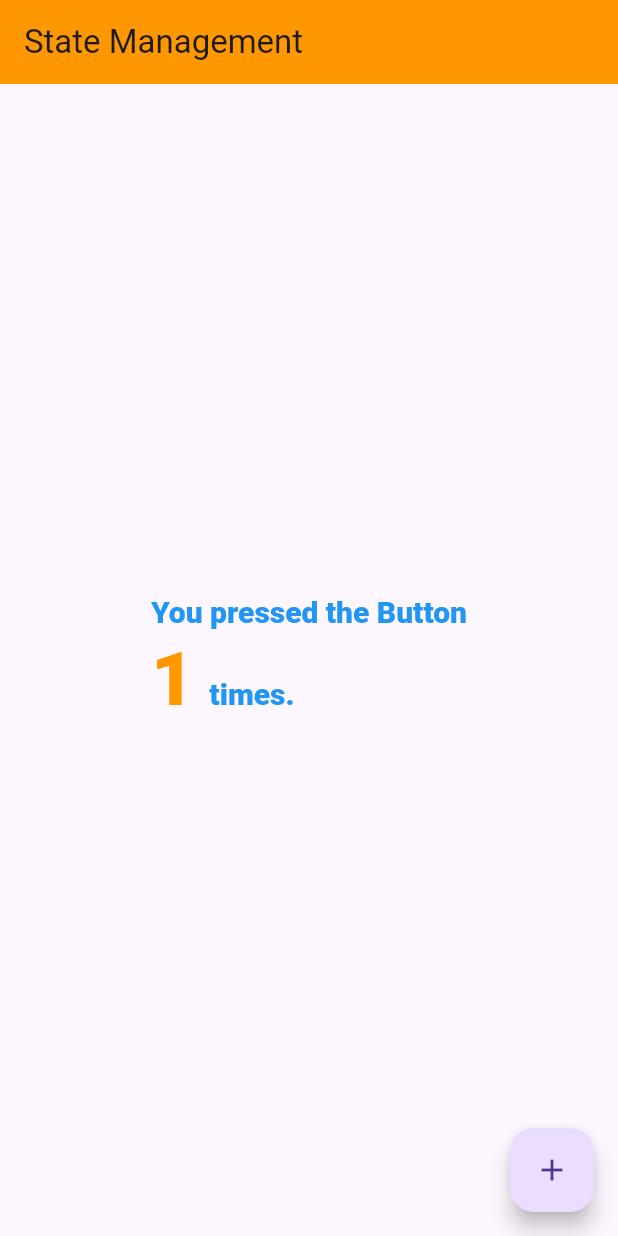
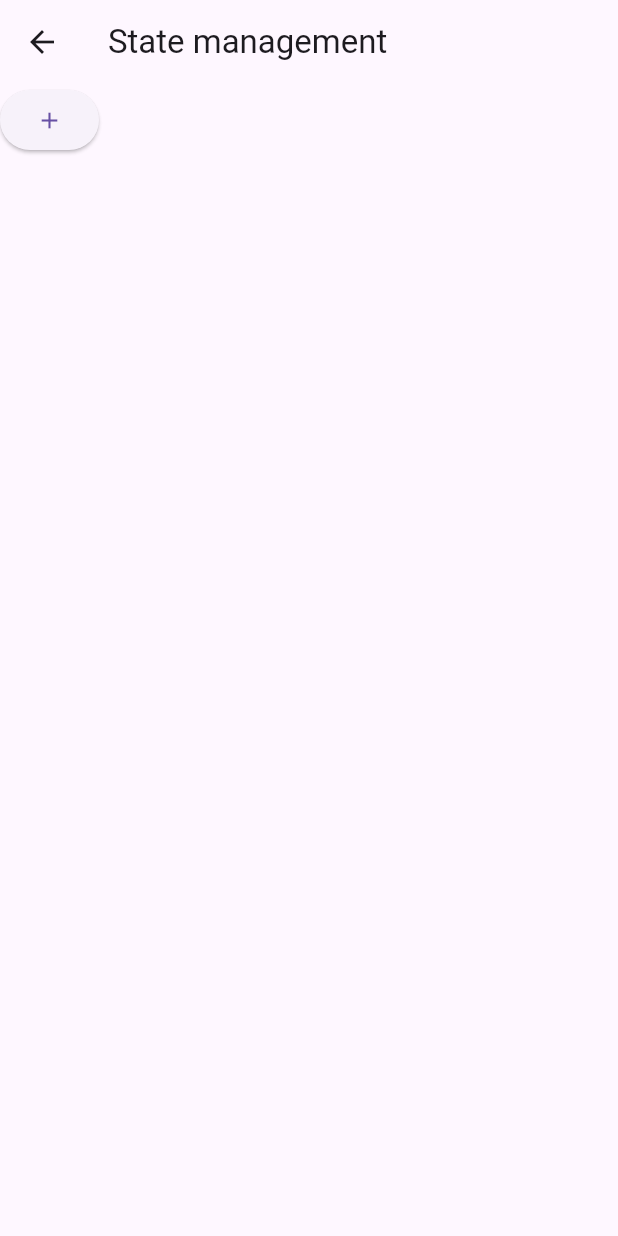
Before and after one commit to Naveed-Iqbal-34/Flutter_State_managment, a Flutter app: the screen it shows after launch, after a tap on the "add" icon, on a phone screen of 412 x 824 dp. Run offline on Flutter 3.47's test engine with Material 3 defaults, Android fonts, the phone set to English and light mode, and no system bars.

```diff
--- /dev/null
+++ b/lib/global_state.dart
@@ -0,0 +1,21 @@
+import 'package:flutter/material.dart';
+import 'package:provider/provider.dart';
+
+import 'counter_provider.dart';
+
+class GlobalState extends StatelessWidget {
+  const GlobalState({super.key});
+
+  @override
+  Widget build(BuildContext context) {
+    return Scaffold(
+      appBar: AppBar(title: Text('State management')),
+      body: ElevatedButton(
+        onPressed: () {
+          context.read<CounterProvider>().incrementCount();
+        },
+        child: Icon(Icons.add),
+      ),
+    );
+  }
+}
--- a/lib/main.dart
+++ b/lib/main.dart
@@ -1,9 +1,12 @@
 import "package:flutter/material.dart";
 import 'package:provider/provider.dart';
 import 'package:state_management/counter_provider.dart';
+import 'package:state_management/global_state.dart';
 
 void main() {
-  runApp(App());
+  runApp(ChangeNotifierProvider(
+    create: (context)=>CounterProvider(),
+      child: App()));
 }
 
 class App extends StatelessWidget {
@@ -13,10 +16,7 @@ class App extends StatelessWidget {
   Widget build(BuildContext context) {
     return MaterialApp(
       title: 'State Management',
-      home: ChangeNotifierProvider(
-        create: (context) => CounterProvider(),
-        child: HomePage(),
-      ),
+      home: HomePage(),
     );
   }
 }
@@ -44,7 +44,7 @@ class HomePage extends StatelessWidget {
               children: [
                 TextSpan(text: 'You pressed the Button\n'),
                 TextSpan(
-                  text: '${Provider.of<CounterProvider>(ctx).getCount()}',
+                  text: '${ctx.watch<CounterProvider>().getCount()}',
                   style: TextStyle(
                     color: Colors.orange,
                     fontSize: 50,
@@ -59,7 +59,9 @@ class HomePage extends StatelessWidget {
       ),
       floatingActionButton: FloatingActionButton(
         onPressed: () {
-          Provider.of<CounterProvider>(context, listen: false).incrementCount();
+          Navigator.push(context, MaterialPageRoute(builder: (context){
+            return GlobalState();
+          }));
         },
         child: Icon(Icons.add),
       ),
```
